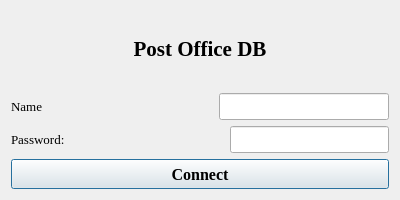
This is loginwindow.ui in FreeLike76/PostServiceSQL as Qt 5 draws it before an edit. The edited form follows.
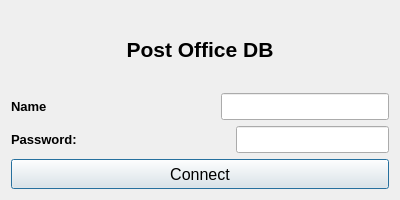
This is the edited form.

The edit to the form file:
```diff
--- a/loginwindow.ui
+++ b/loginwindow.ui
@@ -30,7 +30,7 @@
     <widget class="QLabel" name="labelLogo">
      <property name="font">
       <font>
-       <family>Times New Roman</family>
+       <family>Arial</family>
        <pointsize>16</pointsize>
        <weight>75</weight>
        <bold>true</bold>
@@ -52,8 +52,10 @@
         <widget class="QLabel" name="label">
          <property name="font">
           <font>
-           <family>Times New Roman</family>
+           <family>Arial</family>
            <pointsize>10</pointsize>
+           <weight>75</weight>
+           <bold>true</bold>
           </font>
          </property>
          <property name="text">
@@ -78,7 +80,7 @@
         <widget class="QLineEdit" name="lineEdit">
          <property name="font">
           <font>
-           <family>Times New Roman</family>
+           <family>Arial</family>
            <pointsize>12</pointsize>
           </font>
          </property>
@@ -92,8 +94,10 @@
         <widget class="QLabel" name="label_2">
          <property name="font">
           <font>
-           <family>Times New Roman</family>
+           <family>Arial</family>
            <pointsize>10</pointsize>
+           <weight>75</weight>
+           <bold>true</bold>
           </font>
          </property>
          <property name="text">
@@ -118,7 +122,7 @@
         <widget class="QLineEdit" name="lineEdit_2">
          <property name="font">
           <font>
-           <family>Times New Roman</family>
+           <family>Arial</family>
            <pointsize>12</pointsize>
           </font>
          </property>
@@ -144,10 +148,10 @@
      </property>
      <property name="font">
       <font>
-       <family>Times New Roman</family>
+       <family>Arial</family>
        <pointsize>12</pointsize>
-       <weight>75</weight>
-       <bold>true</bold>
+       <weight>50</weight>
+       <bold>false</bold>
       </font>
      </property>
      <property name="text">
```
